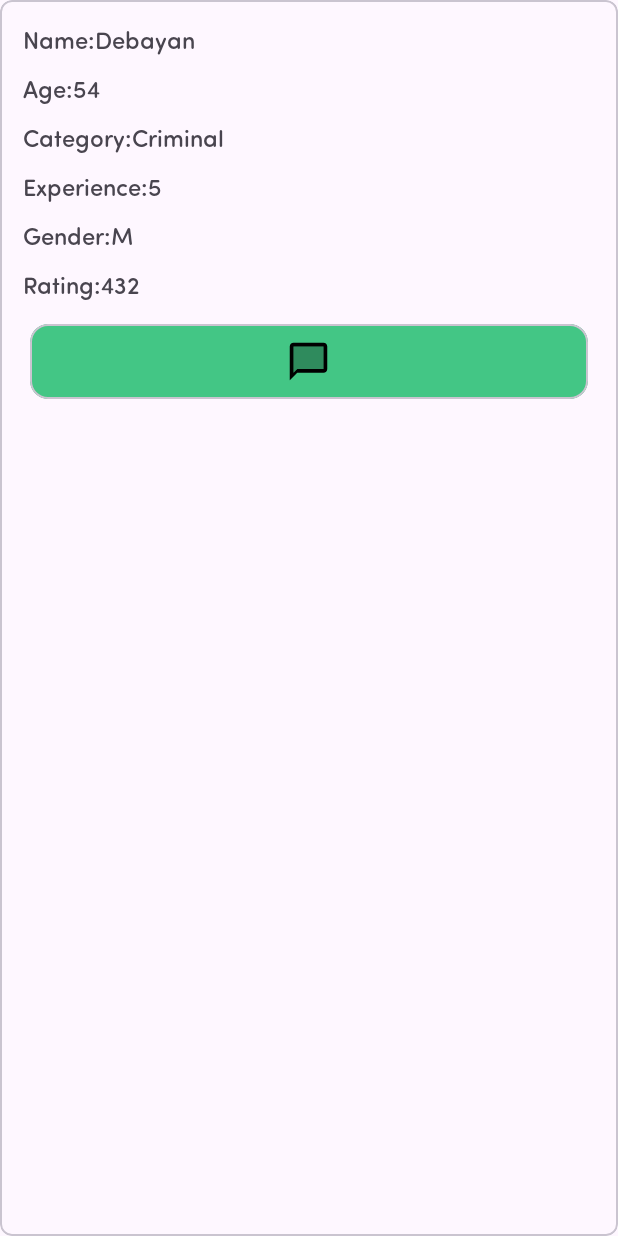
After one commit to SIH-2023-insert-team-name/NyayaSetu-App, an Android app: the layout layout_dialog_fragment.xml on its own in the app's theme, with its tools: preview values and no code run, on a phone screen of 412 x 824 dp. The commit adds this screen. Run offline under Robolectric (Android 15) with nearby library versions, the phone set to English and light mode, and no system bars; network calls fail.

Commit message:
boht saare changes

```diff
--- /dev/null
+++ b/app/src/main/res/drawable/ic_chat_icon.xml
@@ -0,0 +1,8 @@
+<vector android:height="24dp" android:tint="#000000"
+    android:viewportHeight="24" android:viewportWidth="24"
+    android:width="24dp" xmlns:android="http://schemas.android.com/apk/res/android">
+    <path android:fillAlpha="0.3"
+        android:fillColor="@android:color/white"
+        android:pathData="M4,18l2,-2h14V4H4z" android:strokeAlpha="0.3"/>
+    <path android:fillColor="@android:color/white" android:pathData="M20,2L4,2c-1.1,0 -2,0.9 -2,2v18l4,-4h14c1.1,0 2,-0.9 2,-2L22,4c0,-1.1 -0.9,-2 -2,-2zM20,16L6,16l-2,2L4,4h16v12z"/>
+</vector>
--- /dev/null
+++ b/app/src/main/res/layout/layout_dialog_fragment.xml
@@ -0,0 +1,92 @@
+<?xml version="1.0" encoding="utf-8"?>
+
+<com.google.android.material.card.MaterialCardView xmlns:android="http://schemas.android.com/apk/res/android"
+    xmlns:app="http://schemas.android.com/apk/res-auto"
+    android:layout_width="match_parent"
+    android:layout_height="match_parent"
+    app:cardCornerRadius="8dp">
+
+    <LinearLayout
+        android:layout_width="match_parent"
+        android:layout_height="wrap_content"
+        android:orientation="vertical"
+        android:padding="10dp">
+
+        <TextView
+            android:id="@+id/name"
+            android:layout_width="match_parent"
+            android:layout_height="wrap_content"
+            android:layout_marginVertical="5dp"
+            android:layout_marginHorizontal="5dp"
+            android:fontFamily="@font/sofiaprosoftmedium"
+            android:text="Name:Debayan"
+            android:textSize="16sp" />
+
+        <TextView
+            android:id="@+id/age"
+            android:layout_width="match_parent"
+            android:layout_height="wrap_content"
+            android:layout_marginVertical="5dp"
+            android:layout_marginHorizontal="5dp"
+            android:fontFamily="@font/sofiaprosoftmedium"
+            android:text="Age:54"
+            android:textSize="16sp" />
+
+        <TextView
+            android:id="@+id/category"
+            android:layout_width="match_parent"
+            android:layout_height="wrap_content"
+            android:layout_marginVertical="5dp"
+            android:layout_marginHorizontal="5dp"
+            android:fontFamily="@font/sofiaprosoftmedium"
+            android:text="Category:Criminal"
+            android:textSize="16sp" />
+
+        <TextView
+            android:id="@+id/experience"
+            android:layout_width="match_parent"
+            android:layout_height="wrap_content"
+            android:layout_marginVertical="5dp"
+            android:layout_marginHorizontal="5dp"
+            android:fontFamily="@font/sofiaprosoftmedium"
+            android:text="Experience:5"
+            android:textSize="16sp" />
+
+        <TextView
+            android:id="@+id/gender"
+            android:layout_width="match_parent"
+            android:layout_height="wrap_content"
+            android:layout_marginVertical="5dp"
+            android:layout_marginHorizontal="5dp"
+            android:fontFamily="@font/sofiaprosoftmedium"
+            android:text="Gender:M"
+            android:textSize="16sp" />
+
+        <TextView
+            android:id="@+id/rating"
+            android:layout_width="match_parent"
+            android:layout_height="wrap_content"
+            android:layout_marginVertical="5dp"
+            android:layout_marginHorizontal="5dp"
+            android:fontFamily="@font/sofiaprosoftmedium"
+            android:text="Rating:432"
+            android:textSize="16sp" />
+
+        <com.google.android.material.card.MaterialCardView
+            android:id="@+id/btnChat"
+            android:layout_width="match_parent"
+            android:layout_height="50dp"
+            android:layout_marginHorizontal="10dp"
+            android:layout_marginTop="10dp"
+            android:backgroundTint="@color/material_green">
+
+            <ImageView
+                android:layout_width="30dp"
+                android:layout_height="30dp"
+                android:layout_gravity="center"
+                android:src="@drawable/ic_chat_icon" />
+        </com.google.android.material.card.MaterialCardView>
+    </LinearLayout>
+
+
+</com.google.android.material.card.MaterialCardView>
```
Also changed, not shown: app/src/main/java/bharat/law/nyayasetu/client/ui/BottomSheetDialogFragment.kt (+11 -15 lines), app/src/main/java/bharat/law/nyayasetu/client/ui/LawyerAppointmentFragment.kt (+44 -0 lines), app/src/main/java/bharat/law/nyayasetu/client/ui/LawyerDialogFragment.kt (added, +52 -0 lines), app/src/main/java/bharat/law/nyayasetu/utils/Constants.kt (+11 -0 lines).
